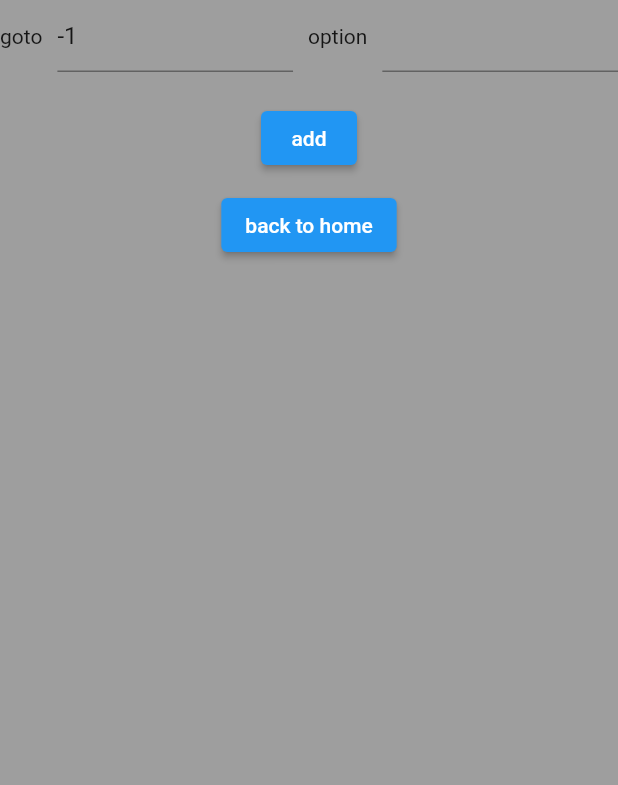
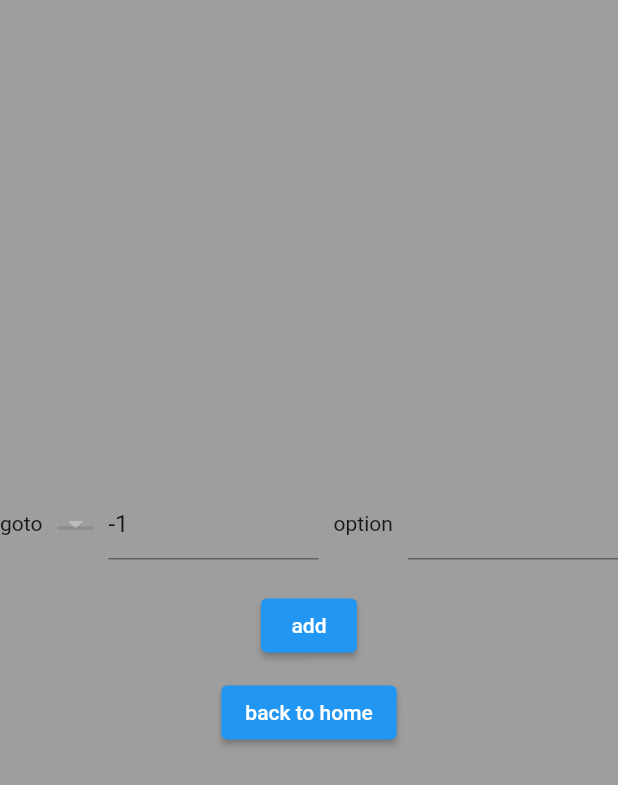
Before and after one commit to W-sharp-TCU/scenario_editor, a Flutter app: the RegisterGotoAndOptionWidget screen opened directly, after a tap on "add", on a phone screen of 412 x 824 dp. Shown: the top 785 px of the screen. Run offline on Flutter 3.47's test engine with Material 2 defaults, Android fonts, the phone set to English and light mode, and no system bars; missing offline and left inert: file_selector.

Commit message:
21th April, ver 1.00

```diff
--- a/lib/UI/RegisterWidget/Widgets/RegisterGotoAndOptionWidget.dart
+++ b/lib/UI/RegisterWidget/Widgets/RegisterGotoAndOptionWidget.dart
@@ -17,6 +17,7 @@ class RegisterGotoAndOptionWidget extends StatelessWidget {
     return Scaffold(
       backgroundColor: Colors.grey,
       body: Container(
+        child: Center(
           child: SingleChildScrollView(
             child: Column(
               children: <Widget>[
@@ -43,6 +44,7 @@ class RegisterGotoAndOptionWidget extends StatelessWidget {
             ),
           ),
         ),
+      ),
     );
   }
 }
@@ -56,6 +58,7 @@ class ContainerWidget extends StatelessWidget {
   @override
   Widget build(BuildContext context) {
     final ProviderData providerData = Provider.of<ProviderData>(context);
+    String? value = providerData.tmpgotovalue;
     var _textEditingController1 = new TextEditingController(text: providerData.goto[i].toString());
     _textEditingController1.selection = TextSelection.fromPosition(
       TextPosition(offset: _textEditingController1.text.length),
@@ -69,6 +72,25 @@ class ContainerWidget extends StatelessWidget {
         child: Row(
           children: <Widget>[
             const Text("goto"),
+            const SizedBox(
+              width: 10,
+            ),
+            DropdownButton(
+              value: value,
+              underline: Container(
+                height: 2,
+                color: Colors.black12,
+              ),
+              items: providerData.estimatedgoto.map<DropdownMenuItem<int>>((int value) {
+                return DropdownMenuItem<int>(
+                  value: value,
+                  child: Text(value.toString()),
+                );
+              }).toList(),
+              onChanged: (newvalue) {
+
+              },
+            ),
             const SizedBox(
               width: 10,
             ),
--- a/lib/UI/RegisterWidget/Widgets/RegisterName.dart
+++ b/lib/UI/RegisterWidget/Widgets/RegisterName.dart
@@ -45,7 +45,7 @@ class RegisterName extends StatelessWidget {
           const SizedBox(
             width: 10,
           ),
-          if (providerData.name == "")  Expanded(
+          if (providerData.name == "") Expanded(
             child: TextField(
               controller: _textEditingController,
               keyboardType: TextInputType.multiline,
```
Also changed, not shown: lib/Data/ProviderData.dart (+102 -66 lines). Lines whose indentation alone changed are shown as unchanged.
